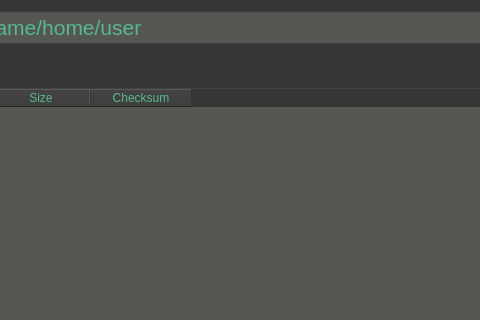
The window that gui/ui-files/tabBrowser.ui (iBridges-for-iRODS/iBridges) describes before a commit, drawn with Qt 5; both pictures show x 221 to 701 and y 0 to 320 of the 1278 by 781 pixel window.
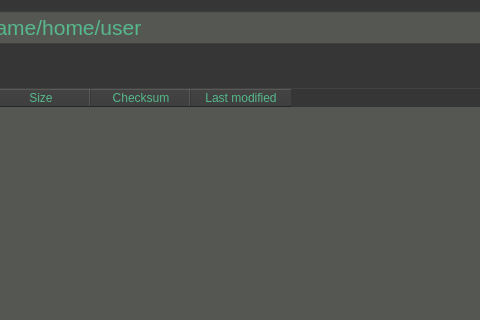
The same window after the commit. Icons and pictures are not drawn.

Commit message: - Bugfix: release button in tar tab - Add 'last modified' to irodsBrowser - Add start time in Up and download popup

```diff
--- a/gui/ui-files/tabBrowser.ui
+++ b/gui/ui-files/tabBrowser.ui
@@ -191,6 +191,11 @@
        <string>Checksum</string>
       </property>
      </column>
+     <column>
+      <property name="text">
+       <string>Last modified</string>
+      </property>
+     </column>
     </widget>
    </item>
    <item>
```
The commit also changes 3 other files.
